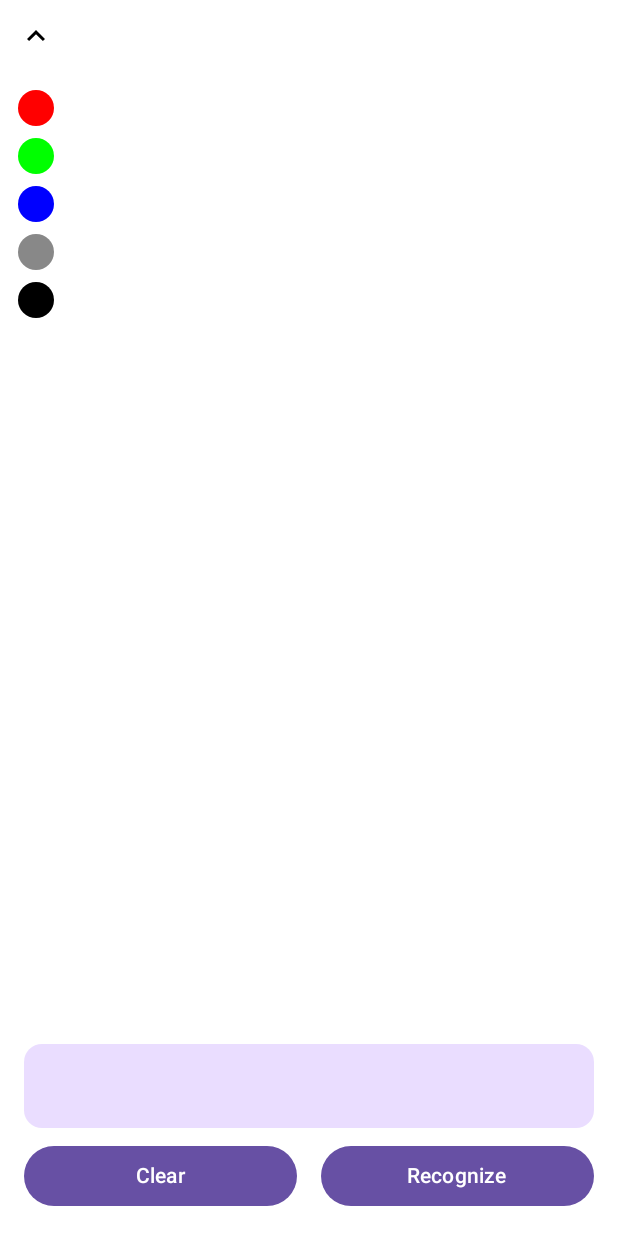
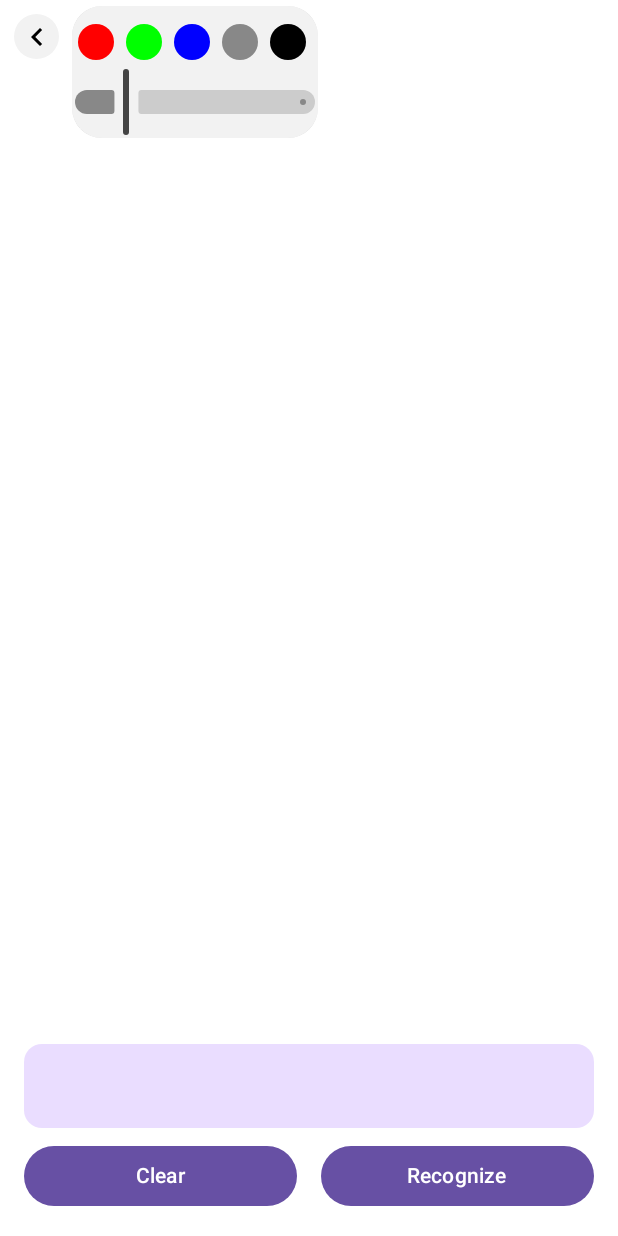
Before and after one commit to kanishkdhebana1/Whiteboard, an Android app built with Jetpack Compose: the screen it shows after launch (MainActivity), after a tap on "Toggle Color Picker", on a phone screen of 412 x 824 dp. Run offline under Robolectric (Android 15) with nearby library versions, the phone set to English and light mode, and no system bars; libraries missing offline, so code that uses them is left out: com.google.mlkit.common, com.google.mlkit.vision; 6 statements that could not run were skipped.

Commit message:
Added strokeWidth adjustment slider.

```diff
--- a/app/src/main/java/com/example/whiteboard/data/DrawView.kt
+++ b/app/src/main/java/com/example/whiteboard/data/DrawView.kt
@@ -77,4 +77,8 @@ class DrawView(context: Context?, attrs: AttributeSet?) :
     fun setStrokeColor(color: Int) {
         currentStrokePaint.color = color
     }
+
+    fun setStrokeWidth(width: Float) {
+        currentStrokePaint.strokeWidth = width
+    }
 }
--- a/app/src/main/java/com/example/whiteboard/ui/WhiteBoardScreen.kt
+++ b/app/src/main/java/com/example/whiteboard/ui/WhiteBoardScreen.kt
@@ -5,8 +5,8 @@ import android.content.ClipboardManager
 import android.content.Context
 import androidx.compose.animation.AnimatedVisibility
 import androidx.compose.animation.core.tween
-import androidx.compose.animation.slideInVertically
-import androidx.compose.animation.slideOutVertically
+import androidx.compose.animation.slideInHorizontally
+import androidx.compose.animation.slideOutHorizontally
 import androidx.compose.foundation.background
 import androidx.compose.foundation.border
 import androidx.compose.foundation.clickable
@@ -17,28 +17,34 @@ import androidx.compose.foundation.layout.Row
 import androidx.compose.foundation.layout.Spacer
 import androidx.compose.foundation.layout.fillMaxSize
 import androidx.compose.foundation.layout.fillMaxWidth
+import androidx.compose.foundation.layout.height
 import androidx.compose.foundation.layout.padding
 import androidx.compose.foundation.layout.size
 import androidx.compose.foundation.layout.width
 import androidx.compose.foundation.shape.CircleShape
+import androidx.compose.foundation.shape.RoundedCornerShape
 import androidx.compose.material.icons.Icons
-import androidx.compose.material.icons.filled.KeyboardArrowDown
-import androidx.compose.material.icons.filled.KeyboardArrowUp
+import androidx.compose.material.icons.automirrored.filled.KeyboardArrowLeft
+import androidx.compose.material.icons.automirrored.filled.KeyboardArrowRight
 import androidx.compose.material3.Button
 import androidx.compose.material3.Card
 import androidx.compose.material3.CardColors
 import androidx.compose.material3.Icon
 import androidx.compose.material3.IconButton
 import androidx.compose.material3.MaterialTheme
+import androidx.compose.material3.Slider
+import androidx.compose.material3.SliderDefaults
 import androidx.compose.material3.Text
 import androidx.compose.runtime.Composable
 import androidx.compose.runtime.getValue
+import androidx.compose.runtime.mutableFloatStateOf
 import androidx.compose.runtime.mutableStateOf
 import androidx.compose.runtime.remember
 import androidx.compose.runtime.setValue
 import androidx.compose.ui.Alignment
 import androidx.compose.ui.Modifier
 import androidx.compose.ui.draw.clip
+import androidx.compose.ui.draw.shadow
 import androidx.compose.ui.graphics.Color
 import androidx.compose.ui.graphics.toArgb
 import androidx.compose.ui.platform.LocalContext
@@ -70,37 +76,66 @@ fun WhiteBoardScreen(viewModel: WhiteBoardViewModel) {
                 .zIndex(0f)
         )
 
-        Column {
+        Row {
             IconButton(
                 onClick = { showColorPicker = !showColorPicker }
             ) {
+                Box(
+                    modifier = Modifier
+                        .clip(CircleShape)
+                        .width(30.dp)
+                        .height(30.dp)
+                        .background(Color(0xFFF2F2F2))
+                ) {
                     Icon(
-                    imageVector = if (showColorPicker) Icons.Default.KeyboardArrowUp else Icons.Default.KeyboardArrowDown,
+                        modifier = Modifier.align(Alignment.Center),
+                        imageVector = if (showColorPicker) Icons.AutoMirrored.Filled.KeyboardArrowLeft else Icons.AutoMirrored.Filled.KeyboardArrowRight,
                         contentDescription = "Toggle Color Picker"
                     )
                 }
-
+            }
 
             AnimatedVisibility(
                 visible = showColorPicker,
-                enter = slideInVertically(
-                    initialOffsetY = { fullHeight -> 0 },
+                enter = slideInHorizontally(
+                    initialOffsetX = { fullHeight -> 0 },
                     animationSpec = tween(durationMillis = 300)
                 ),
-                exit = slideOutVertically(
-                    targetOffsetY = { fullHeight -> 0 },
+                exit = slideOutHorizontally(
+                    targetOffsetX = { fullHeight -> 0 },
                     animationSpec = tween(durationMillis = 300)
                 )
             ) {
+                Column(
+                    Modifier
+                        .padding(top = 4.dp)
+                        .clip(RoundedCornerShape(20.dp))
+                        .shadow(4.dp)
+                        .background(Color(0xFFF2F2F2))
+
+                ) {
                     ColorPicker(
+                        modifier = Modifier,
                         onColorSelected = { color ->
                             viewModel.setStrokeColor(color)
                             showColorPicker = false // optional: auto-collapse
                         }
                     )
+
+                    StrokeWidthSlider(
+                        initialValue = 8f,
+                        onWidthChanged = { newWidth ->
+                            viewModel.setStrokeWidth(newWidth)
+                        }
+                    )
                 }
 
             }
+
+        }
+
+
+
 
         Column(
             modifier = Modifier
@@ -109,6 +144,8 @@ fun WhiteBoardScreen(viewModel: WhiteBoardViewModel) {
                 .padding(16.dp)
                 .zIndex(1f)
         ) {
+
+
             Card(colors = CardColors(
                 containerColor = MaterialTheme.colorScheme.primaryContainer,
                 contentColor = MaterialTheme.colorScheme.onPrimaryContainer,
@@ -132,7 +169,10 @@ fun WhiteBoardScreen(viewModel: WhiteBoardViewModel) {
                     if (viewModel.recognizedText.isNotEmpty()) {
                         IconButton(
                             onClick = {
-                                val clip = ClipData.newPlainText("Recognized Text", viewModel.recognizedText)
+                                val clip = ClipData.newPlainText(
+                                    "Recognized Text",
+                                    viewModel.recognizedText
+                                )
                                 clipboardManager.setPrimaryClip(clip)
                             },
                             modifier = Modifier
@@ -150,14 +190,10 @@ fun WhiteBoardScreen(viewModel: WhiteBoardViewModel) {
                 }
             }
 
-
             Row(
                 modifier = Modifier.fillMaxWidth(),
                 horizontalArrangement = Arrangement.SpaceBetween
             ) {
-
-
-
                 Button(
                     onClick = {
                         viewModel.clear()
@@ -185,6 +221,7 @@ fun WhiteBoardScreen(viewModel: WhiteBoardViewModel) {
 
 @Composable
 fun ColorPicker(
+    modifier: Modifier = Modifier,
     onColorSelected: (Int) -> Unit
 ) {
     val colors = listOf(
@@ -195,7 +232,7 @@ fun ColorPicker(
         Color.Black,
     )
 
-    Column(modifier = Modifier.padding(8.dp)) {
+    Row(modifier = modifier.padding(top = 8.dp), horizontalArrangement = Arrangement.SpaceEvenly) {
         colors.forEach { color ->
             Box(
                 modifier = Modifier
@@ -211,6 +248,36 @@ fun ColorPicker(
 }
 
 
+@Composable
+fun StrokeWidthSlider(
+    initialValue: Float = 8f,
+    onWidthChanged: (Float) -> Unit
+) {
+    var strokeWidth by remember { mutableFloatStateOf(initialValue) }
+
+    Column(
+        modifier = Modifier
+            .width(164.dp)
+    ) {
+        Slider(
+            colors = SliderDefaults.colors(
+                thumbColor = Color.DarkGray,
+                activeTrackColor = Color.Gray,
+                inactiveTrackColor = Color.LightGray
+            ),
+            value = strokeWidth,
+            onValueChange = {
+                strokeWidth = it
+                onWidthChanged(it)
+            },
+            valueRange = 2f..30f,
+            steps = 0
+        )
+    }
+}
+
+
+
 @Preview
 @Composable
 fun WhiteBoardScreenPreview() {
--- a/app/src/main/java/com/example/whiteboard/ui/WhiteBoardViewModel.kt
+++ b/app/src/main/java/com/example/whiteboard/ui/WhiteBoardViewModel.kt
@@ -62,4 +62,7 @@ class WhiteBoardViewModel: ViewModel() {
         drawView?.setStrokeColor(color)
     }
 
+    fun setStrokeWidth(width: Float) {
+        drawView?.setStrokeWidth(width)
+    }
 }
```
Lines whose indentation alone changed are shown as unchanged.
